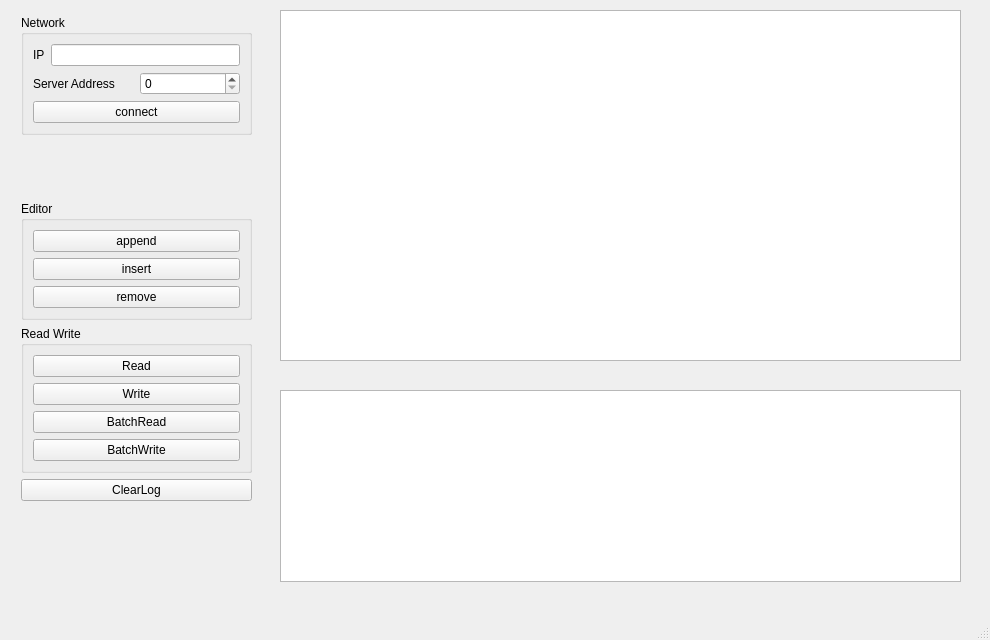
Qt form ui/mainwindow.ui (XiaoYangsCode/NetAssist) before a commit.
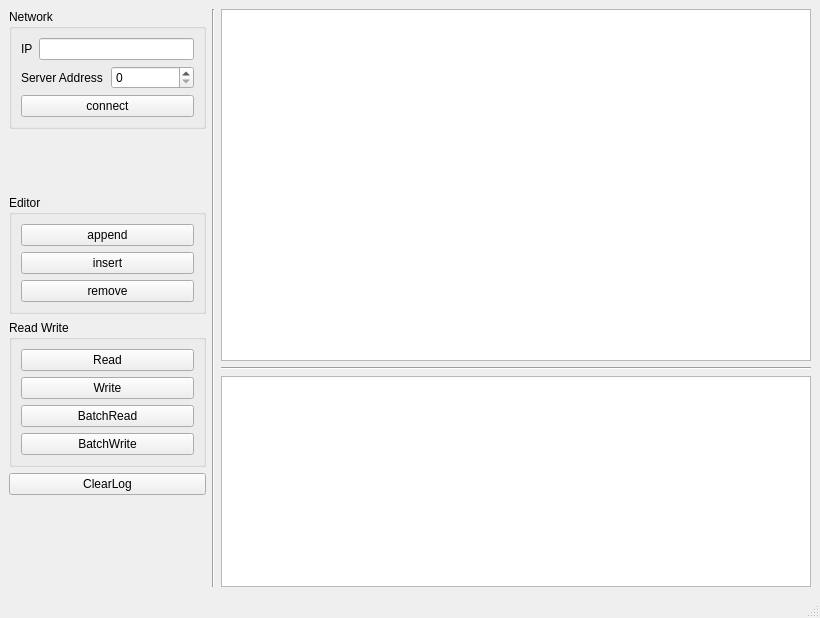
The same form after that commit.

Commit message: 【修改】ui界面 readme

```diff
--- a/ui/mainwindow.ui
+++ b/ui/mainwindow.ui
@@ -6,44 +6,20 @@
    <rect>
     <x>0</x>
     <y>0</y>
-    <width>990</width>
-    <height>640</height>
+    <width>820</width>
+    <height>618</height>
    </rect>
   </property>
   <property name="windowTitle">
    <string>MainWindow</string>
   </property>
   <widget class="QWidget" name="centralwidget">
-   <widget class="QTableWidget" name="tableWidget">
-    <property name="geometry">
-     <rect>
-      <x>280</x>
-      <y>10</y>
-      <width>681</width>
-      <height>351</height>
-     </rect>
-    </property>
-   </widget>
-   <widget class="QTextBrowser" name="logTextBrowser">
-    <property name="geometry">
-     <rect>
-      <x>280</x>
-      <y>390</y>
-      <width>681</width>
-      <height>192</height>
-     </rect>
-    </property>
-   </widget>
-   <widget class="QWidget" name="layoutWidget">
-    <property name="geometry">
-     <rect>
-      <x>21</x>
-      <y>15</y>
-      <width>231</width>
-      <height>561</height>
-     </rect>
-    </property>
+   <layout class="QHBoxLayout" name="horizontalLayout_3" stretch="3,0,9">
+    <item>
     <layout class="QVBoxLayout" name="verticalLayout_4">
+      <property name="sizeConstraint">
+       <enum>QLayout::SetDefaultConstraint</enum>
+      </property>
      <item>
       <widget class="QGroupBox" name="networkGroupBox">
        <property name="title">
@@ -203,7 +179,32 @@
       </spacer>
      </item>
     </layout>
-   </widget>
+    </item>
+    <item>
+     <widget class="Line" name="line_2">
+      <property name="orientation">
+       <enum>Qt::Vertical</enum>
+      </property>
+     </widget>
+    </item>
+    <item>
+     <layout class="QVBoxLayout" name="verticalLayout_5" stretch="5,0,3">
+      <item>
+       <widget class="QTableWidget" name="tableWidget"/>
+      </item>
+      <item>
+       <widget class="Line" name="line">
+        <property name="orientation">
+         <enum>Qt::Horizontal</enum>
+        </property>
+       </widget>
+      </item>
+      <item>
+       <widget class="QTextBrowser" name="logTextBrowser"/>
+      </item>
+     </layout>
+    </item>
+   </layout>
   </widget>
   <widget class="QMenuBar" name="menubar">
    <property name="geometry">
```
Left out of the diff: 2 changed lines with no effect on the pictures. Lines whose indentation alone changed are shown as unchanged. The commit also changes 5 other files.
